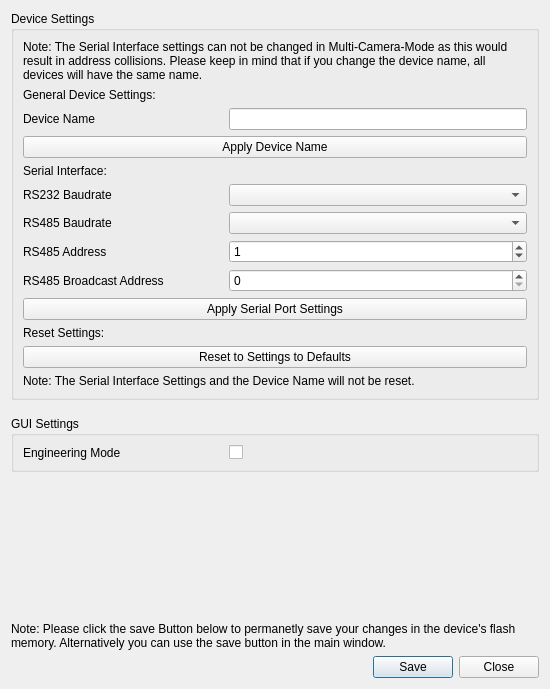
First picture: the form in dct_widgets/settingsdialog/settingsdialog.ui, repository KAYA-Instruments/SDI-Control-Point, before the edit.
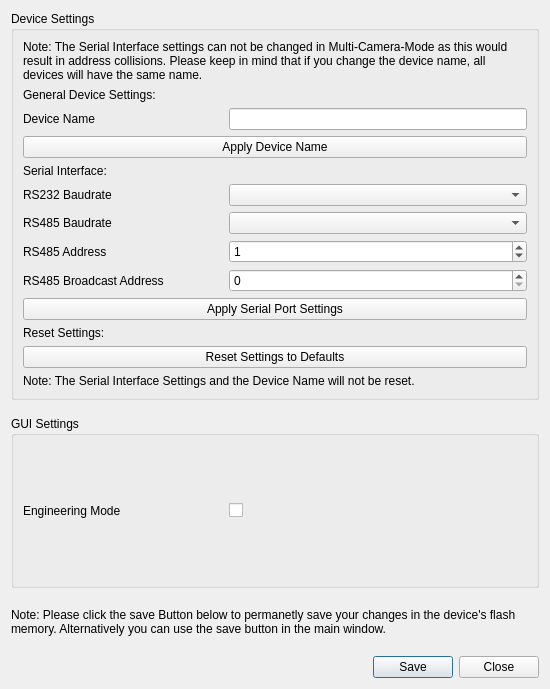
Second picture: the form after the edit. Icons and pictures are not drawn.

What changed in the file:
```diff
--- a/dct_widgets/settingsdialog/settingsdialog.ui
+++ b/dct_widgets/settingsdialog/settingsdialog.ui
@@ -267,7 +267,7 @@
          </size>
         </property>
         <property name="text">
-         <string>Reset to Settings to Defaults</string>
+         <string>Reset Settings to Defaults</string>
         </property>
        </widget>
       </item>
@@ -362,10 +362,13 @@
      <property name="orientation">
       <enum>Qt::Vertical</enum>
      </property>
+     <property name="sizeType">
+      <enum>QSizePolicy::Minimum</enum>
+     </property>
      <property name="sizeHint" stdset="0">
       <size>
        <width>20</width>
-       <height>20</height>
+       <height>0</height>
       </size>
      </property>
     </spacer>
```
